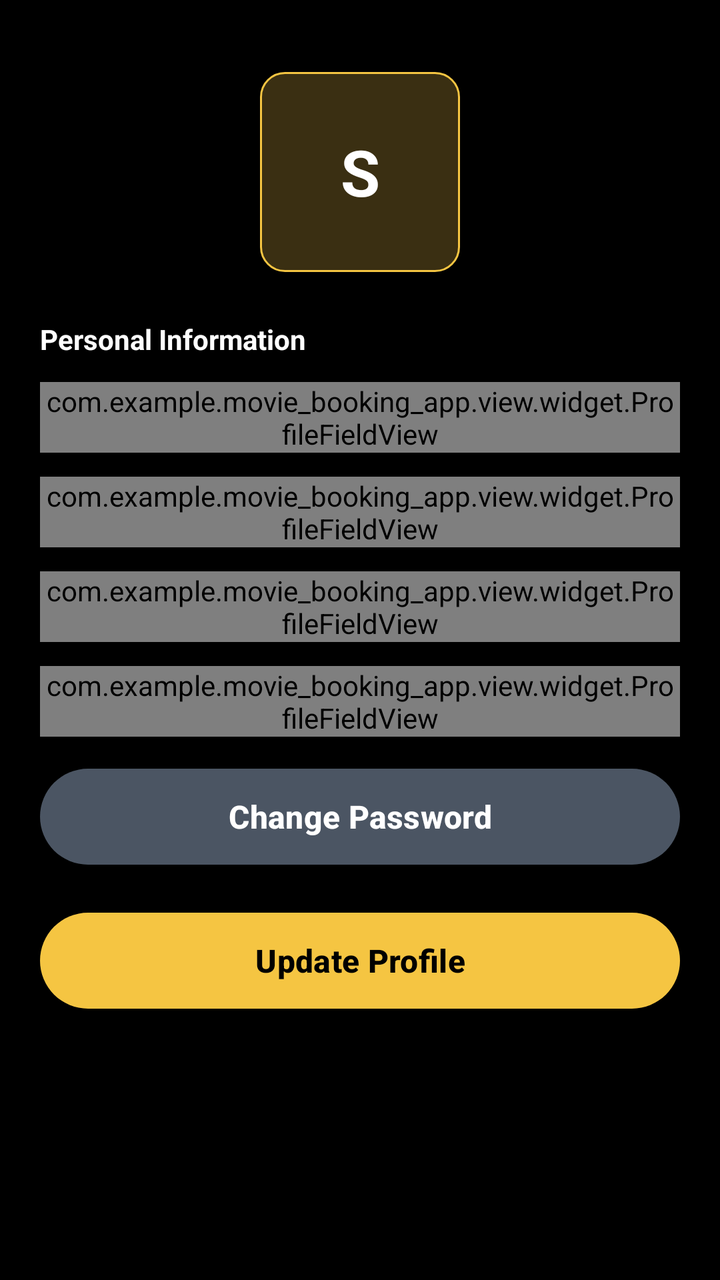
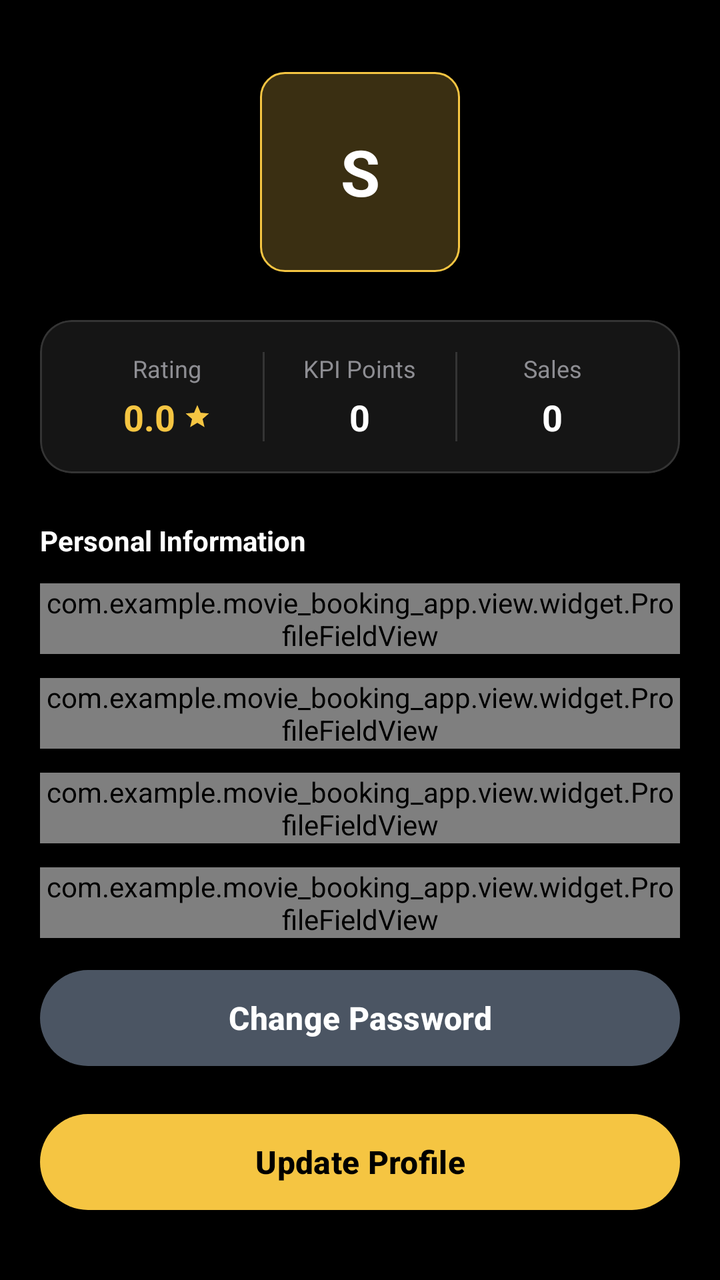

Compare the two renders of this Android layout. The source of the first and the diff that turns it into the second are given below.
<!-- AndroidManifest.xml: application theme Theme.Moviebookingapp -->
<!-- res/layout/fragment_staff_profile.xml -->
<?xml version="1.0" encoding="utf-8"?>
<androidx.constraintlayout.widget.ConstraintLayout xmlns:android="http://schemas.android.com/apk/res/android"
    xmlns:app="http://schemas.android.com/apk/res-auto"
    xmlns:tools="http://schemas.android.com/tools"
    android:layout_width="match_parent"
    android:layout_height="match_parent"
    android:background="@color/background_black">

    
    <androidx.core.widget.NestedScrollView
        android:id="@+id/nestedScrollView"
        android:layout_width="match_parent"
        android:layout_height="0dp"
        android:fillViewport="true"
        app:layout_constraintBottom_toBottomOf="parent"
        app:layout_constraintTop_toTopOf="parent">

        <LinearLayout
            android:layout_width="match_parent"
            android:layout_height="wrap_content"
            android:orientation="vertical"
            android:padding="20dp">

            
            <androidx.constraintlayout.widget.ConstraintLayout
                android:layout_width="wrap_content"
                android:layout_height="wrap_content"
                android:layout_gravity="center_horizontal"
                android:layout_marginTop="16dp"
                android:layout_marginBottom="24dp">

                <TextView
                    android:id="@+id/ivAvatar"
                    android:layout_width="100dp"
                    android:layout_height="100dp"
                    android:background="@drawable/bg_badge_gold"
                    android:text="S"
                    android:gravity="center"
                    android:textColor="@color/auto_color_FFFFFF"
                    android:textSize="32sp"
                    android:textStyle="bold"
                    app:layout_constraintBottom_toBottomOf="parent"
                    app:layout_constraintEnd_toEndOf="parent"
                    app:layout_constraintStart_toStartOf="parent"
                    app:layout_constraintTop_toTopOf="parent" />

            </androidx.constraintlayout.widget.ConstraintLayout>

            
            <TextView
                android:layout_width="match_parent"
                android:layout_height="wrap_content"
                android:layout_marginBottom="12dp"
                android:text="Personal Information"
                android:textColor="@color/auto_color_FFFFFF"
                android:textSize="14sp"
                android:textStyle="bold" />

            
            <com.example.movie_booking_app.view.widget.ProfileFieldView
                android:id="@+id/fieldFullName"
                android:layout_width="match_parent"
                android:layout_height="wrap_content"
                android:layout_marginBottom="12dp"
                app:fieldEditable="true"
                app:fieldHint="Full Name"
                app:fieldIcon="@drawable/ic_profile"
                app:fieldLabel="Full name" />

            <com.example.movie_booking_app.view.widget.ProfileFieldView
                android:id="@+id/fieldEmail"
                android:layout_width="match_parent"
                android:layout_height="wrap_content"
                android:layout_marginBottom="12dp"
                app:fieldEditable="true"
                app:fieldHint="Email Address"
                app:fieldIcon="@drawable/ic_email"
                app:fieldLabel="Email" />

            <com.example.movie_booking_app.view.widget.ProfileFieldView
                android:id="@+id/fieldPhone"
                android:layout_width="match_parent"
                android:layout_height="wrap_content"
                android:layout_marginBottom="12dp"
                app:fieldEditable="true"
                app:fieldHint="Phone Number"
                app:fieldIcon="@drawable/ic_phone"
                app:fieldLabel="Phone" />

            <com.example.movie_booking_app.view.widget.ProfileFieldView
                android:id="@+id/fieldAddress"
                android:layout_width="match_parent"
                android:layout_height="wrap_content"
                android:layout_marginBottom="12dp"
                app:fieldEditable="true"
                app:fieldHint="Address"
                app:fieldIcon="@drawable/ic_location"
                app:fieldLabel="Address" />

            
            <com.google.android.material.button.MaterialButton
                android:id="@+id/btnChangePassword"
                android:layout_width="match_parent"
                android:layout_height="56dp"
                android:layout_marginBottom="16dp"
                android:text="Change Password"
                android:textColor="@color/auto_color_FFFFFF"
                android:textSize="16sp"
                android:textStyle="bold"
                app:backgroundTint="#4B5563"
                app:cornerRadius="28dp"
                app:rippleColor="#22FFFFFF" />

            
            <com.google.android.material.button.MaterialButton
                android:id="@+id/btnSaveChanges"
                android:layout_width="match_parent"
                android:layout_height="56dp"
                android:layout_marginBottom="24dp"
                android:text="Update Profile"
                android:textColor="@color/auto_color_000000"
                android:textSize="16sp"
                android:textStyle="bold"
                app:backgroundTint="@color/auto_color_F5C542"
                app:cornerRadius="28dp"
                app:rippleColor="@color/auto_color_22000000" />

        </LinearLayout>

    </androidx.core.widget.NestedScrollView>

    
    <androidx.constraintlayout.widget.ConstraintLayout
        android:id="@+id/layoutLoading"
        android:layout_width="match_parent"
        android:layout_height="match_parent"
        android:background="@color/auto_color_80000000"
        android:clickable="true"
        android:focusable="true"
        android:visibility="gone"
        tools:visibility="visible"
        android:elevation="10dp">

        <ProgressBar
            android:layout_width="wrap_content"
            android:layout_height="wrap_content"
            android:indeterminateTint="@color/auto_color_F5C542"
            app:layout_constraintBottom_toBottomOf="parent"
            app:layout_constraintEnd_toEndOf="parent"
            app:layout_constraintStart_toStartOf="parent"
            app:layout_constraintTop_toTopOf="parent" />

    </androidx.constraintlayout.widget.ConstraintLayout>

</androidx.constraintlayout.widget.ConstraintLayout>
<!-- resources referenced by this layout -->
<resources>
  <color name="auto_color_000000">#000000</color>
  <color name="auto_color_22000000">#22000000</color>
  <color name="auto_color_80000000">#80000000</color>
  <color name="auto_color_F5C542">#F5C542</color>
  <color name="auto_color_FFFFFF">#FFFFFF</color>
  <color name="background_black">#FF000000</color>
  <!-- drawable bg_badge_gold (drawable) -->
  <?xml version="1.0" encoding="utf-8"?>
  <shape xmlns:android="http://schemas.android.com/apk/res/android"
      android:shape="rectangle">
      <stroke
          android:width="1dp"
          android:color="@color/auto_color_F5C542" />
      <corners android:radius="12dp" />
      <solid android:color="@color/auto_color_3A2F12" />
  </shape>
  <!-- drawable ic_email (drawable) -->
  <vector xmlns:android="http://schemas.android.com/apk/res/android"
      android:width="24dp"
      android:height="24dp"
      android:viewportWidth="24.0"
      android:viewportHeight="24.0">
      
      <path
          android:fillColor="@color/auto_color_FFFFFFFF"
          android:pathData="M22,6c0,-1.1 -0.9,-2 -2,-2H4c-1.1,0 -2,0.9 -2,2v12c0,1.1 0.9,2 2,2h16c1.1,0 2,-0.9 2,-2V6zm-2,0l-8,5 -8,-5h16zm0,12H4V8l8,5 8,-5v10z"/>
  </vector>
  <!-- drawable ic_location (drawable) -->
  <?xml version="1.0" encoding="utf-8"?>
  <vector xmlns:android="http://schemas.android.com/apk/res/android"
      android:width="24dp"
      android:height="24dp"
      android:viewportWidth="24"
      android:viewportHeight="24">
    <path
        android:pathData="M12,2C8.13,2 5,5.13 5,9c0,5.25 7,13 7,13s7,-7.75 7,-13c0,-3.87 -3.13,-7 -7,-7zM12,11.5c-1.38,0 -2.5,-1.12 -2.5,-2.5s1.12,-2.5 2.5,-2.5 2.5,1.12 2.5,2.5 -1.12,2.5 -2.5,2.5z"
        android:fillColor="@color/auto_color_FFFFFF"/>
  </vector>
  <!-- drawable ic_phone (drawable) -->
  <vector xmlns:android="http://schemas.android.com/apk/res/android"
      android:width="24dp"
      android:height="24dp"
      android:viewportWidth="24.0"
      android:viewportHeight="24.0">
      
      <path
          android:fillColor="@color/auto_color_FFFFFFFF"
          android:pathData="M6.62,10.79c1.44,2.83 3.76,5.14 6.59,6.59l2.2,-2.2c0.27,-0.27 0.67,-0.36 1.02,-0.24 1.12,0.37 2.33,0.57 3.57,0.57 0.55,0 1,0.45 1,1V20c0,0.55 -0.45,1 -1,1 -9.39,0 -17,-7.61 -17,-17 0,-0.55 0.45,-1 1,-1h3.5c0.55,0 1,0.45 1,1 0,1.25 0.2,2.45 0.57,3.57 0.11,0.35 0.03,0.75 -0.25,1.02l-2.2,2.2z"/>
  </vector>
  <!-- drawable ic_profile (drawable) -->
  <vector xmlns:android="http://schemas.android.com/apk/res/android"
      android:width="24dp"
      android:height="24dp"
      android:viewportWidth="24.0"
      android:viewportHeight="24.0">
      
      <path
          android:fillColor="@color/auto_color_FFFFFFFF"
          android:pathData="M12,12c2.21,0 4,-1.79 4,-4s-1.79,-4 -4,-4 -4,1.79 -4,4 1.79,4 4,4zm0,2c-2.67,0 -8,1.34 -8,4v2h16v-2c0,-2.66 -5.33,-4 -8,-4z"/>
  </vector>
  <style name="Theme.Moviebookingapp" parent="Base.Theme.Moviebookingapp" />
  <color name="auto_color_3A2F12">#3A2F12</color>
  <color name="auto_color_FFFFFFFF">#FFFFFFFF</color>
  <style name="Base.Theme.Moviebookingapp" parent="Theme.Material3.DayNight.NoActionBar">
          <item name="colorPrimary">@color/yellow</item>
          <item name="android:windowBackground">@color/background_black</item>
          <item name="android:statusBarColor">@color/background_black</item>
      </style>
  <color name="yellow">#FFC107</color>
</resources>

<!-- the commit's change to res/layout/fragment_staff_profile.xml (unified diff, before → after) -->
@@ -47,6 +47,127 @@
             </androidx.constraintlayout.widget.ConstraintLayout>
 
             
+            <com.google.android.material.card.MaterialCardView
+                android:layout_width="match_parent"
+                android:layout_height="wrap_content"
+                android:layout_marginBottom="24dp"
+                app:cardBackgroundColor="@color/auto_color_151515"
+                app:cardCornerRadius="16dp"
+                app:strokeWidth="1dp"
+                app:strokeColor="@color/auto_color_22FFFFFF">
+
+                <LinearLayout
+                    android:layout_width="match_parent"
+                    android:layout_height="wrap_content"
+                    android:orientation="horizontal"
+                    android:padding="16dp"
+                    android:weightSum="3">
+
+                    
+                    <LinearLayout
+                        android:layout_width="0dp"
+                        android:layout_height="wrap_content"
+                        android:layout_weight="1"
+                        android:gravity="center"
+                        android:orientation="vertical">
+
+                        <TextView
+                            android:layout_width="wrap_content"
+                            android:layout_height="wrap_content"
+                            android:text="Rating"
+                            android:textColor="@color/auto_color_8E8E93"
+                            android:textSize="12sp" />
+
+                        <LinearLayout
+                            android:layout_width="wrap_content"
+                            android:layout_height="wrap_content"
+                            android:layout_marginTop="4dp"
+                            android:gravity="center_vertical"
+                            android:orientation="horizontal">
+
+                            <TextView
+                                android:id="@+id/tvStaffRating"
+                                android:layout_width="wrap_content"
+                                android:layout_height="wrap_content"
+                                android:text="0.0"
+                                android:textColor="@color/auto_color_F5C542"
+                                android:textSize="18sp"
+                                android:textStyle="bold" />
+
+                            <ImageView
+                                android:layout_width="14dp"
+                                android:layout_height="14dp"
+                                android:layout_marginStart="4dp"
+                                android:src="@drawable/ic_star_filled"
+                                app:tint="@color/auto_color_F5C542" />
+                        </LinearLayout>
+                    </LinearLayout>
+
+                    <View
+                        android:layout_width="1dp"
+                        android:layout_height="match_parent"
+                        android:background="@color/auto_color_22FFFFFF" />
+
+                    
+                    <LinearLayout
+                        android:layout_width="0dp"
+                        android:layout_height="wrap_content"
+                        android:layout_weight="1"
+                        android:gravity="center"
+                        android:orientation="vertical">
+
+                        <TextView
+                            android:layout_width="wrap_content"
+                            android:layout_height="wrap_content"
+                            android:text="KPI Points"
+                            android:textColor="@color/auto_color_8E8E93"
+                            android:textSize="12sp" />
+
+                        <TextView
+                            android:id="@+id/tvStaffKpi"
+                            android:layout_width="wrap_content"
+                            android:layout_height="wrap_content"
+                            android:layout_marginTop="4dp"
+                            android:text="0"
+                            android:textColor="@color/white"
+                            android:textSize="18sp"
+                            android:textStyle="bold" />
+                    </LinearLayout>
+
+                    <View
+                        android:layout_width="1dp"
+                        android:layout_height="match_parent"
+                        android:background="@color/auto_color_22FFFFFF" />
+
+                    
+                    <LinearLayout
+                        android:layout_width="0dp"
+                        android:layout_height="wrap_content"
+                        android:layout_weight="1"
+                        android:gravity="center"
+                        android:orientation="vertical">
+
+                        <TextView
+                            android:layout_width="wrap_content"
+                            android:layout_height="wrap_content"
+                            android:text="Sales"
+                            android:textColor="@color/auto_color_8E8E93"
+                            android:textSize="12sp" />
+
+                        <TextView
+                            android:id="@+id/tvStaffTickets"
+                            android:layout_width="wrap_content"
+                            android:layout_height="wrap_content"
+                            android:layout_marginTop="4dp"
+                            android:text="0"
+                            android:textColor="@color/white"
+                            android:textSize="18sp"
+                            android:textStyle="bold" />
+                    </LinearLayout>
+                </LinearLayout>
+            </com.google.android.material.card.MaterialCardView>
+
+            
             <TextView
                 android:layout_width="match_parent"
                 android:layout_height="wrap_content"
<!-- resource entries referenced after the edit -->
@@ -1,11 +1,15 @@
 <!-- resources referenced by this layout -->
 <resources>
   <color name="auto_color_000000">#000000</color>
+  <color name="auto_color_151515">#151515</color>
   <color name="auto_color_22000000">#22000000</color>
+  <color name="auto_color_22FFFFFF">#22FFFFFF</color>
   <color name="auto_color_80000000">#80000000</color>
+  <color name="auto_color_8E8E93">#8E8E93</color>
   <color name="auto_color_F5C542">#F5C542</color>
   <color name="auto_color_FFFFFF">#FFFFFF</color>
   <color name="background_black">#FF000000</color>
+  <color name="white">#FFFFFFFF</color>
   <!-- drawable bg_badge_gold (drawable) -->
   <?xml version="1.0" encoding="utf-8"?>
   <shape xmlns:android="http://schemas.android.com/apk/res/android"
@@ -60,9 +64,20 @@
           android:fillColor="@color/auto_color_FFFFFFFF"
           android:pathData="M12,12c2.21,0 4,-1.79 4,-4s-1.79,-4 -4,-4 -4,1.79 -4,4 1.79,4 4,4zm0,2c-2.67,0 -8,1.34 -8,4v2h16v-2c0,-2.66 -5.33,-4 -8,-4z"/>
   </vector>
+  <!-- drawable ic_star_filled (drawable) -->
+  <vector xmlns:android="http://schemas.android.com/apk/res/android"
+      android:width="24dp"
+      android:height="24dp"
+      android:viewportWidth="24"
+      android:viewportHeight="24">
+    <path
+        android:fillColor="@color/auto_color_FF000000"
+        android:pathData="M12,17.27L18.18,21l-1.64,-7.03L22,9.24l-7.19,-0.61L12,2 9.19,8.63 2,9.24l5.46,4.73L5.82,21z"/>
+  </vector>
   <style name="Theme.Moviebookingapp" parent="Base.Theme.Moviebookingapp" />
   <color name="auto_color_3A2F12">#3A2F12</color>
   <color name="auto_color_FFFFFFFF">#FFFFFFFF</color>
+  <color name="auto_color_FF000000">#FF000000</color>
   <style name="Base.Theme.Moviebookingapp" parent="Theme.Material3.DayNight.NoActionBar">
           <item name="colorPrimary">@color/yellow</item>
           <item name="android:windowBackground">@color/background_black</item>
